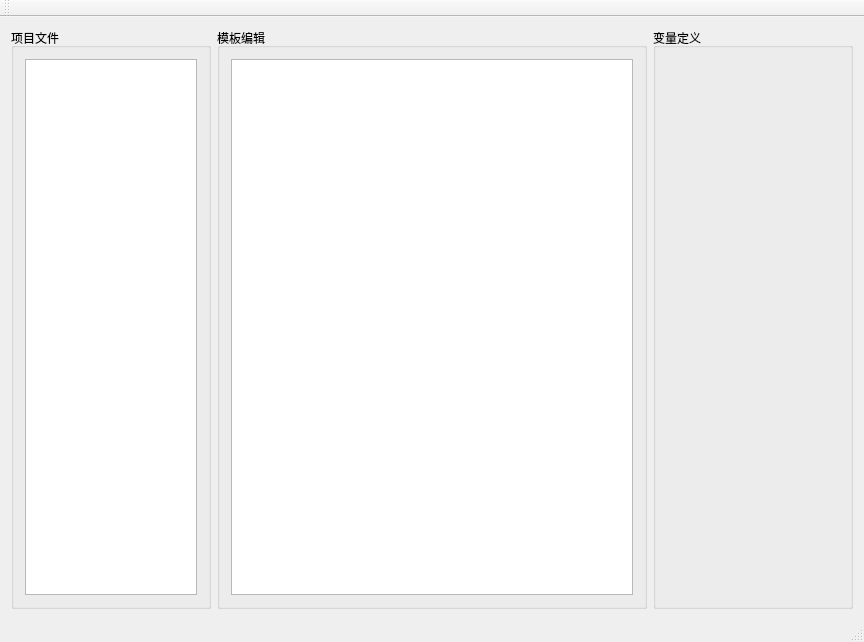
Above: DMSCGJ/dmscgj.ui from hacker-honker/CodeTemplateEdit before the change. Below: the same form after it.
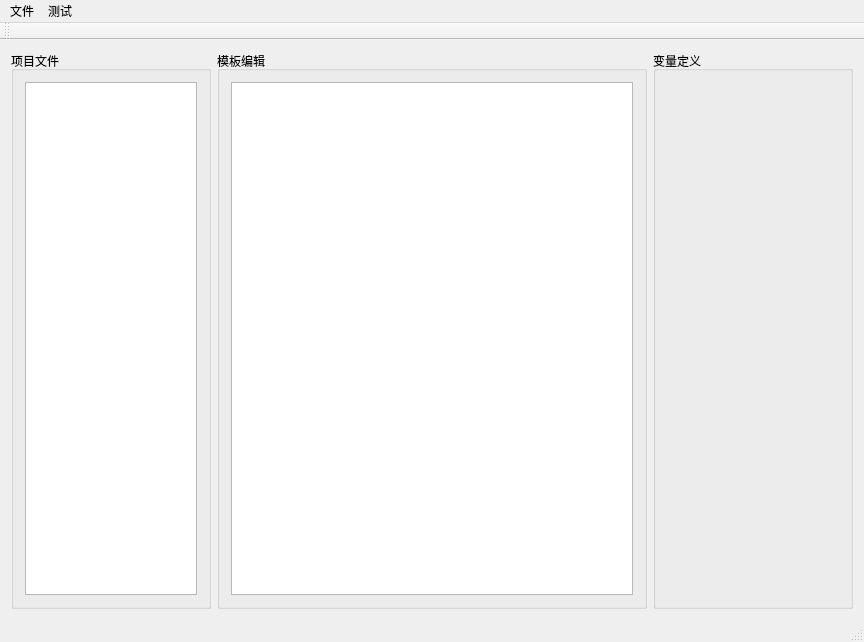
That is the form after the change.

```diff
--- a/DMSCGJ/dmscgj.ui
+++ b/DMSCGJ/dmscgj.ui
@@ -83,9 +83,23 @@
      <x>0</x>
      <y>0</y>
      <width>864</width>
-     <height>23</height>
+     <height>26</height>
     </rect>
    </property>
+   <widget class="QMenu" name="menu">
+    <property name="title">
+     <string>文件</string>
+    </property>
+    <addaction name="actionNewProject"/>
+   </widget>
+   <widget class="QMenu" name="menu_2">
+    <property name="title">
+     <string>测试</string>
+    </property>
+    <addaction name="actionReadTest"/>
+   </widget>
+   <addaction name="menu"/>
+   <addaction name="menu_2"/>
   </widget>
   <widget class="QToolBar" name="mainToolBar">
    <attribute name="toolBarArea">
```
Left out of the diff: 10 changed lines with no effect on the pictures.
